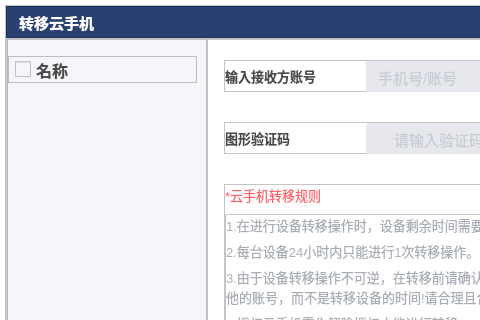
The window that transferphonedialog.ui (ZhouMei20220810/TEST) describes before a commit, drawn with Qt 5; both pictures show x 0 to 480 and y 0 to 320 of the 788 by 497 pixel window.
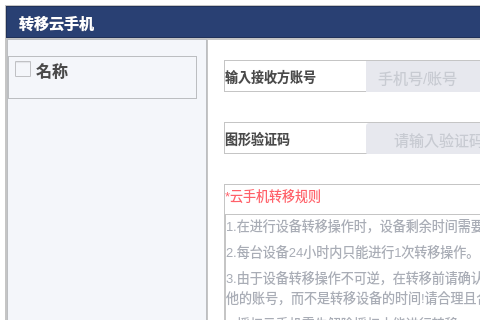
The same window after the commit. Icons and pictures are not drawn.

Commit message: 转移UI，列表头QCheckBox与item项QCheckBox对齐

```diff
--- a/transferphonedialog.ui
+++ b/transferphonedialog.ui
@@ -440,7 +440,7 @@
               <property name="minimumSize">
                <size>
                 <width>0</width>
-                <height>20</height>
+                <height>38</height>
                </size>
               </property>
               <property name="styleSheet">
@@ -466,7 +466,7 @@
                 <number>0</number>
                </property>
                <property name="bottomMargin">
-                <number>0</number>
+                <number>16</number>
                </property>
                <item>
                 <widget class="QCheckBox" name="checkBoxAll">
```
The commit also changes 2 other files.
